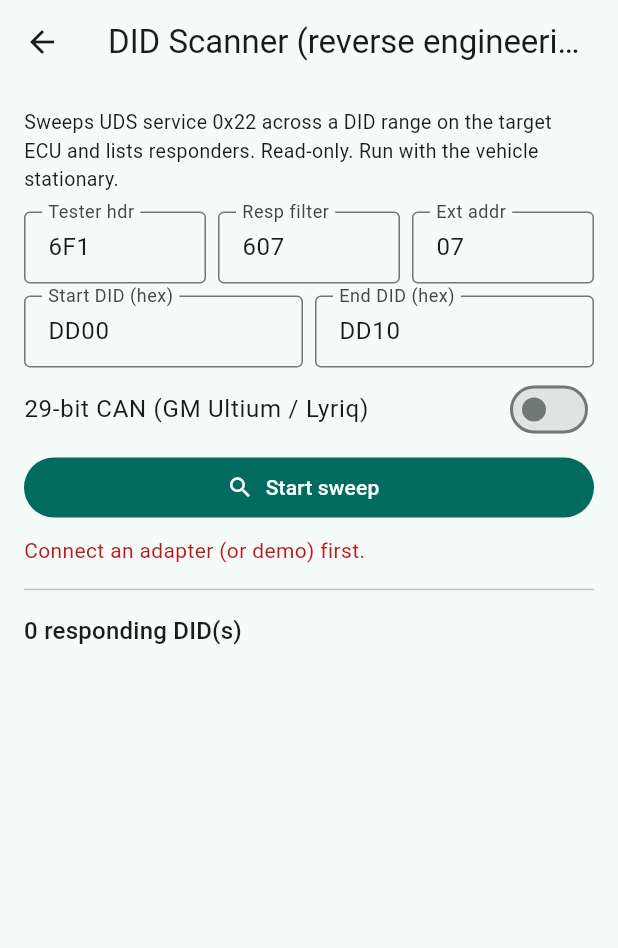
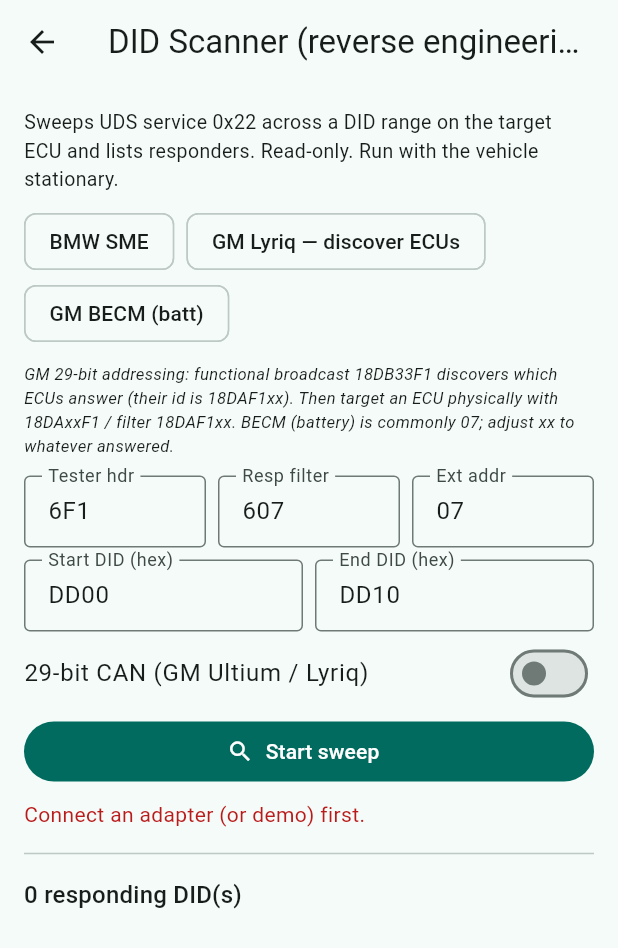
Before and after one commit to Daniel085/OBD_Battery-diagnostics, a Flutter app: the ScannerScreen screen opened directly, after a tap on "Start sweep", on a phone screen of 412 x 824 dp. Shown: the top 948 px of the screen. Run offline on Flutter 3.47's test engine with Material 3 defaults, Android fonts, the phone set to English and light mode, and no system bars; our stand-ins replace pdf, permission_handler, printing, share_plus; missing offline and left inert: flutter_reactive_ble.

Commit message:
Scanner: add GM 29-bit + BMW addressing presets
One-tap presets fill the scanner's addressing fields:
- BMW SME (6F1/607, ext 07, 11-bit, DID DD00-DDFF)
- GM Lyriq ECU discovery (functional 18DB33F1, 29-bit, DID F190-F19F to see
  which ECUs answer via their 18DAF1xx response ids)
- GM BECM battery (physical 18DA07F1 / filter 18DAF107, 29-bit, DID 4000-43FF)
Plus inline guidance on GM's ISO 15765-4 29-bit diagnostic addressing.

flutter analyze clean; 56 tests pass.

Co-Authored-By: Claude Opus 4.8 <noreply@anthropic.com>

```diff
--- a/lib/ui/scanner_screen.dart
+++ b/lib/ui/scanner_screen.dart
@@ -26,6 +26,24 @@ class _ScannerScreenState extends State<ScannerScreen> {
   int _total = 0;
   bool _running = false;
   String? _error;
+
+  void _applyPreset({
+    required String hdr,
+    required String rax,
+    required String eax,
+    required bool is29,
+    required String start,
+    required String end,
+  }) {
+    setState(() {
+      _hdr.text = hdr;
+      _rax.text = rax;
+      _eax.text = eax;
+      _is29 = is29;
+      _start.text = start;
+      _end.text = end;
+    });
+  }
 
   Future<void> _run(AppController c) async {
     final source = c.activeSource;
@@ -87,6 +105,35 @@ class _ScannerScreenState extends State<ScannerScreen> {
             'Sweeps UDS service 0x22 across a DID range on the target ECU and '
             'lists responders. Read-only. Run with the vehicle stationary.',
             style: TextStyle(fontSize: 13),
+          ),
+          const SizedBox(height: 8),
+          Wrap(spacing: 8, children: [
+            ActionChip(
+              label: const Text('BMW SME'),
+              onPressed: () => _applyPreset(
+                  hdr: '6F1', rax: '607', eax: '07', is29: false,
+                  start: 'DD00', end: 'DDFF'),
+            ),
+            ActionChip(
+              label: const Text('GM Lyriq — discover ECUs'),
+              onPressed: () => _applyPreset(
+                  hdr: '18DB33F1', rax: '', eax: '', is29: true,
+                  start: 'F190', end: 'F19F'),
+            ),
+            ActionChip(
+              label: const Text('GM BECM (batt)'),
+              onPressed: () => _applyPreset(
+                  hdr: '18DA07F1', rax: '18DAF107', eax: '', is29: true,
+                  start: '4000', end: '43FF'),
+            ),
+          ]),
+          const SizedBox(height: 8),
+          const Text(
+            'GM 29-bit addressing: functional broadcast 18DB33F1 discovers which '
+            'ECUs answer (their id is 18DAF1xx). Then target an ECU physically '
+            'with 18DAxxF1 / filter 18DAF1xx. BECM (battery) is commonly 07; '
+            'adjust xx to whatever answered.',
+            style: TextStyle(fontSize: 11, fontStyle: FontStyle.italic),
           ),
           const SizedBox(height: 12),
           Row(children: [
```
